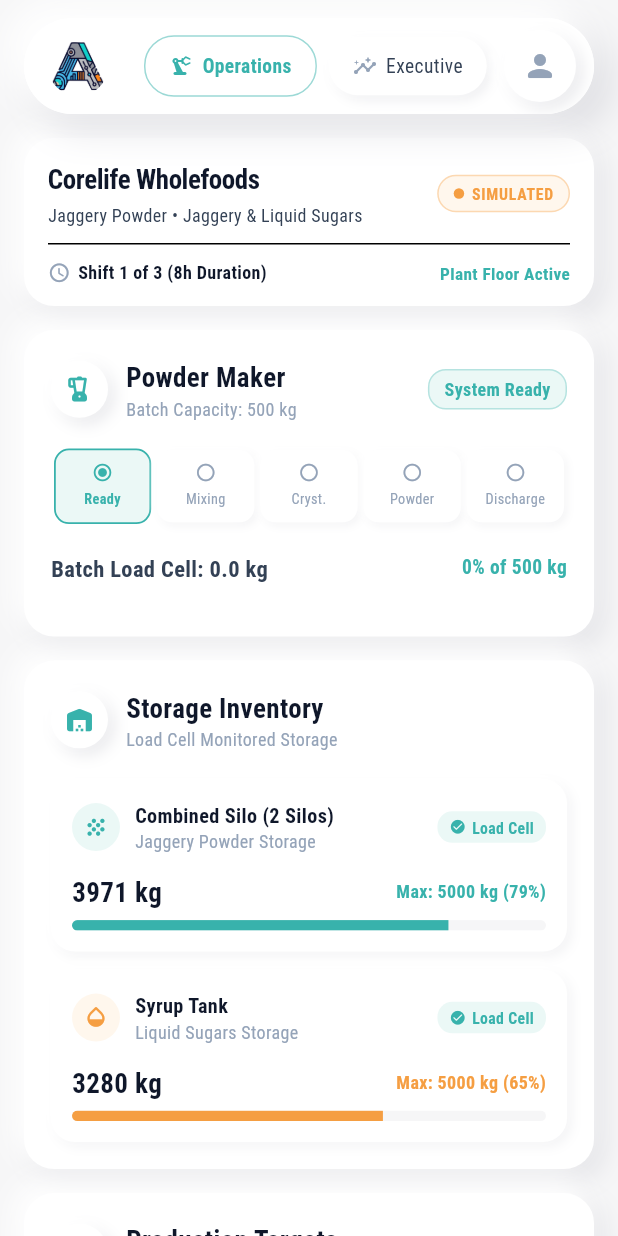
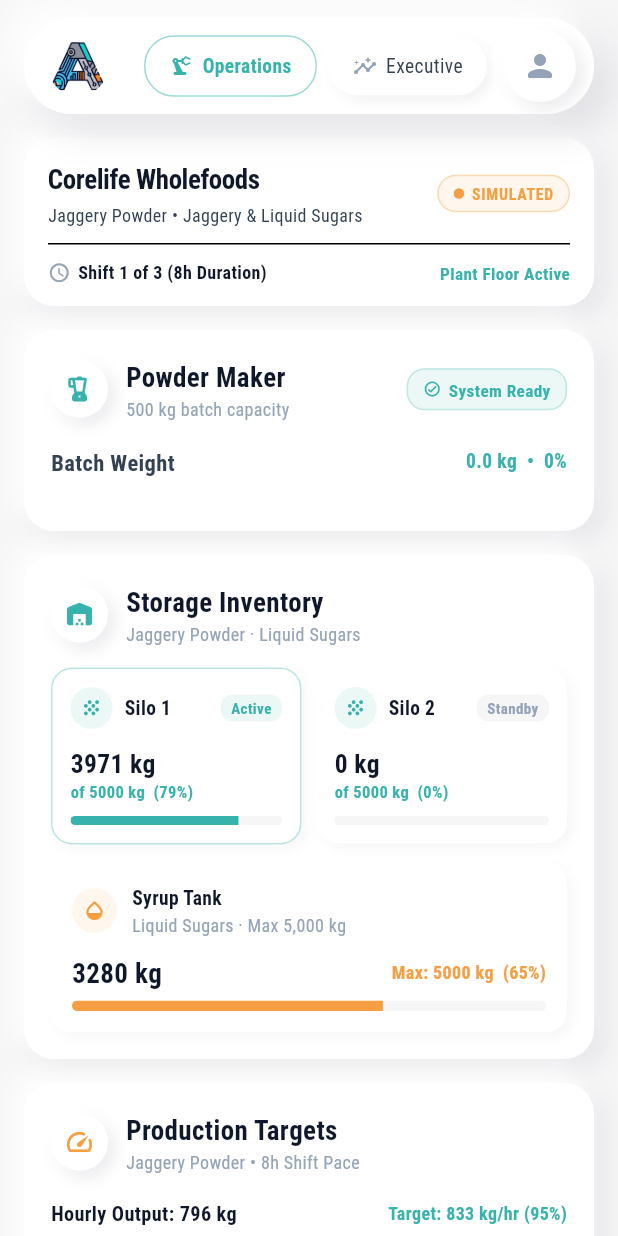
Before and after one commit to perfectmens/lokmangal, a Flutter app: the screen it shows after launch, on a phone screen of 412 x 824 dp. Run offline on Flutter 3.47's test engine with Material 3 defaults, Android fonts, the phone set to English and light mode, and no system bars; our stand-ins replace open_filex, package_info_plus, shared_preferences; network calls fail; project files that could hold a hidden picture were left out.

Commit message:
feat: v0.0.5 - simplified powder maker, dual silo logic, remove portfolio mix

```diff
--- a/lib/features/telemetry/models/telemetry_data.dart
+++ b/lib/features/telemetry/models/telemetry_data.dart
@@ -136,44 +136,56 @@
 }
 
 class StorageMetrics {
+  // Each silo holds max 5,000 kg. They alternate: Silo 1 fills first, then Silo 2.
   final int numberOfSilos;
-  final double combinedMaxCapacityKg;
-  final double combinedSilosKg;
-  final bool silosLoadCell;
+  final double siloMaxKg;          // per-silo capacity: 5,000 kg
+  final double silo1Kg;            // current weight in Silo 1
+  final double silo2Kg;            // current weight in Silo 2
   final double syrupTankMaxKg;
   final double syrupTankKg;
-  final bool syrupTankLoadCell;
 
   const StorageMetrics({
     required this.numberOfSilos,
-    required this.combinedMaxCapacityKg,
-    required this.combinedSilosKg,
-    required this.silosLoadCell,
+    required this.siloMaxKg,
+    required this.silo1Kg,
+    required this.silo2Kg,
     required this.syrupTankMaxKg,
     required this.syrupTankKg,
-    required this.syrupTankLoadCell,
   });
 
+  /// Combined weight across both silos
+  double get combinedSilosKg => silo1Kg + silo2Kg;
+
+  /// Total combined max (5,000 × 2 = 10,000 kg)
+  double get combinedMaxCapacityKg => siloMaxKg * numberOfSilos;
+
+  /// Which silo is currently active (filling)?
+  /// Silo 1 is active until full, then Silo 2 takes over.
+  int get activeSiloIndex => silo1Kg < siloMaxKg ? 1 : 2;
+
   factory StorageMetrics.fromJson(Map<String, dynamic> json) {
+    final siloMax = (json['silo_max_kg'] as num?)?.toDouble() ?? 5000.0;
+    // Support both new per-silo keys and legacy combined_silos_kg
+    final silo1 = (json['silo1_kg'] as num?)?.toDouble()
+        ?? (json['combined_silos_kg'] as num?)?.toDouble() ?? 3970.0;
+    final silo2 = (json['silo2_kg'] as num?)?.toDouble() ?? 0.0;
     return StorageMetrics(
       numberOfSilos: json['number_of_silos'] as int? ?? 2,
-      combinedMaxCapacityKg: (json['combined_max_capacity_kg'] as num?)?.toDouble() ?? 5000.0,
-      combinedSilosKg: (json['combined_silos_kg'] as num?)?.toDouble() ?? 3970.0,
-      silosLoadCell: json['silos_load_cell'] as bool? ?? true,
+      siloMaxKg: siloMax,
+      silo1Kg: silo1,
+      silo2Kg: silo2,
       syrupTankMaxKg: (json['syrup_tank_max_kg'] as num?)?.toDouble() ?? 5000.0,
       syrupTankKg: (json['syrup_tank_kg'] as num?)?.toDouble() ?? 3280.0,
-      syrupTankLoadCell: json['syrup_tank_load_cell'] as bool? ?? true,
     );
   }
 
   Map<String, dynamic> toJson() => {
         'number_of_silos': numberOfSilos,
-        'combined_max_capacity_kg': combinedMaxCapacityKg,
-        'combined_silos_kg': combinedSilosKg,
-        'silos_load_cell': silosLoadCell,
+        'silo_max_kg': siloMaxKg,
+        'silo1_kg': silo1Kg,
+        'silo2_kg': silo2Kg,
         'syrup_tank_max_kg': syrupTankMaxKg,
         'syrup_tank_kg': syrupTankKg,
-        'syrup_tank_load_cell': syrupTankLoadCell,
       };
 }
 
@@ -282,12 +294,11 @@
       ),
       storage: const StorageMetrics(
         numberOfSilos: 2,
-        combinedMaxCapacityKg: 5000.0,
-        combinedSilosKg: 3970.0,
-        silosLoadCell: true,
+        siloMaxKg: 5000.0,
+        silo1Kg: 3970.0,   // Silo 1 is active and filling
+        silo2Kg: 0.0,      // Silo 2 is empty and on standby
         syrupTankMaxKg: 5000.0,
         syrupTankKg: 3280.0,
-        syrupTankLoadCell: true,
       ),
       electricity: const ElectricityMetrics(
         hourlyMaxKwh: 134.0,
--- a/lib/features/telemetry/services/telemetry_service.dart
+++ b/lib/features/telemetry/services/telemetry_service.dart
@@ -126,12 +126,16 @@
       ),
       storage: StorageMetrics(
         numberOfSilos: 2,
-        combinedMaxCapacityKg: 5000.0,
-        combinedSilosKg: double.parse((prev.storage.combinedSilosKg + 0.2).clamp(0.0, 5000.0).toStringAsFixed(1)),
-        silosLoadCell: true,
+        siloMaxKg: 5000.0,
+        // Alternating silo logic: Silo 1 fills first; when full, Silo 2 takes over
+        silo1Kg: prev.storage.silo1Kg < 5000.0
+            ? double.parse((prev.storage.silo1Kg + 0.2).clamp(0.0, 5000.0).toStringAsFixed(1))
+            : 5000.0,
+        silo2Kg: prev.storage.silo1Kg >= 5000.0
+            ? double.parse((prev.storage.silo2Kg + 0.2).clamp(0.0, 5000.0).toStringAsFixed(1))
+            : prev.storage.silo2Kg,
         syrupTankMaxKg: 5000.0,
         syrupTankKg: double.parse((prev.storage.syrupTankKg - 0.1).clamp(0.0, 5000.0).toStringAsFixed(1)),
-        syrupTankLoadCell: true,
       ),
       electricity: ElectricityMetrics(
         hourlyMaxKwh: 134.0,
--- a/lib/features/telemetry/views/executive_page.dart
+++ b/lib/features/telemetry/views/executive_page.dart
@@ -4,7 +4,6 @@
 import '../viewmodels/telemetry_viewmodel.dart';
 import 'widgets/electricity_quota_card.dart';
 import 'widgets/plant_capacity_card.dart';
-import 'widgets/portfolio_mix_card.dart';
 
 class ExecutivePage extends StatelessWidget {
   const ExecutivePage({super.key});
@@ -33,8 +32,6 @@
             PlantCapacityCard(data: telemetry.production),
             const SizedBox(height: 16),
             ElectricityQuotaCard(data: telemetry.electricity),
-            const SizedBox(height: 16),
-            PortfolioMixCard(plant: telemetry.plant),
           ],
         ),
       ),
--- a/lib/features/telemetry/views/widgets/powder_maker_card.dart
+++ b/lib/features/telemetry/views/widgets/powder_maker_card.dart
@@ -38,53 +38,31 @@
                 ),
               ),
               const SizedBox(width: 12),
-              Expanded(
+              const Expanded(
                 child: Column(
                   crossAxisAlignment: CrossAxisAlignment.start,
                   children: [
-                    const Text('Powder Maker', style: AppTypography.heading2),
-                    Text(
-                      'Batch Capacity: ${data.batchCapacityKg.toInt()} kg',
-                      style: AppTypography.caption,
-                    ),
+                    Text('Powder Maker', style: AppTypography.heading2),
+                    Text('500 kg batch capacity', style: AppTypography.caption),
                   ],
                 ),
               ),
-              Container(
-                padding: const EdgeInsets.symmetric(horizontal: 10, vertical: 4),
-                decoration: BoxDecoration(
-                  color: AppColors.tealLight,
-                  borderRadius: BorderRadius.circular(12),
-                  border: Border.all(color: AppColors.teal.withValues(alpha: 0.3)),
-                ),
-                child: Text(
-                  data.status.displayName,
-                  style: const TextStyle(
-                    color: AppColors.teal,
-                    fontWeight: FontWeight.bold,
-                    fontSize: 12,
-                  ),
-                ),
-              ),
+              // Current Status Badge (single, clear)
+              _StatusBadge(status: data.status),
             ],
           ),
-          const SizedBox(height: 18),
+          const SizedBox(height: 16),
 
-          // 5-Stage Horizontal Flow Stepper
-          _buildStageStepper(),
-
-          const SizedBox(height: 18),
-
-          // Batch Weight & Load Cell Scale
+          // Batch Weight Row
           Row(
             mainAxisAlignment: MainAxisAlignment.spaceBetween,
             children: [
               Text(
-                'Batch Load Cell: ${data.batchCurrentKg.toStringAsFixed(1)} kg',
-                style: AppTypography.subtitle.copyWith(fontWeight: FontWeight.bold),
+                'Batch Weight',
+                style: AppTypography.subtitle.copyWith(fontWeight: FontWeight.w600),
               ),
               Text(
-                '$pctInt% of 500 kg',
+                '${data.batchCurrentKg.toStringAsFixed(1)} kg  •  $pctInt%',
                 style: const TextStyle(
                   color: AppColors.teal,
                   fontWeight: FontWeight.w700,
@@ -118,108 +96,69 @@
       ),
     );
   }
-
-  Widget _buildStageStepper() {
-    final stages = PowderMakerStatus.values;
-    final int activeIndex = stages.indexOf(data.status);
-
-    return LayoutBuilder(
-      builder: (context, constraints) {
-        return Row(
-          mainAxisAlignment: MainAxisAlignment.spaceBetween,
-          children: List.generate(stages.length, (index) {
-            final stage = stages[index];
-            final bool isPassed = index < activeIndex;
-            final bool isCurrent = index == activeIndex;
-
-            Color bgColor;
-            Color textColor;
-            List<BoxShadow> shadows;
-
-            if (isCurrent) {
-              bgColor = AppColors.tealLight;
-              textColor = AppColors.teal;
-              shadows = [];
-            } else if (isPassed) {
-              bgColor = AppColors.surface;
-              textColor = AppColors.teal;
-              shadows = [];
-            } else {
-              bgColor = AppColors.surface;
-              textColor = AppColors.textMuted;
-              shadows = const [
-                BoxShadow(
-                  color: Color(0x0C0A0D2F),
-                  offset: Offset(2, 2),
-                  blurRadius: 4,
-                ),
-                BoxShadow(
-                  color: Colors.white,
-                  offset: Offset(-2, -2),
-                  blurRadius: 4,
-                ),
-              ];
 }
 
-            return Expanded(
-              child: Padding(
-                padding: const EdgeInsets.symmetric(horizontal: 2.0),
-                child: Container(
-                  padding: const EdgeInsets.symmetric(vertical: 8.0, horizontal: 2.0),
+class _StatusBadge extends StatelessWidget {
+  final PowderMakerStatus status;
+
+  const _StatusBadge({required this.status});
+
+  @override
+  Widget build(BuildContext context) {
+    final Color bg;
+    final Color fg;
+    final IconData icon;
+
+    switch (status) {
+      case PowderMakerStatus.systemReady:
+        bg = AppColors.tealLight;
+        fg = AppColors.teal;
+        icon = Icons.check_circle_outline_rounded;
+        break;
+      case PowderMakerStatus.mixing:
+        bg = AppColors.orangeLight;
+        fg = AppColors.orange;
+        icon = Icons.loop_rounded;
+        break;
+      case PowderMakerStatus.crystallization:
+        bg = const Color(0xFFEEF2FF);
+        fg = const Color(0xFF6366F1);
+        icon = Icons.ac_unit_rounded;
+        break;
+      case PowderMakerStatus.powderMaking:
+        bg = AppColors.tealLight;
+        fg = AppColors.teal;
+        icon = Icons.grain_rounded;
+        break;
+      case PowderMakerStatus.discharge:
+        bg = AppColors.orangeLight;
+        fg = AppColors.orange;
+        icon = Icons.download_rounded;
+        break;
+    }
+
+    return Container(
+      padding: const EdgeInsets.symmetric(horizontal: 10, vertical: 5),
       decoration: BoxDecoration(
-                    color: bgColor,
-                    borderRadius: BorderRadius.circular(10),
-                    border: isCurrent
-                        ? Border.all(color: AppColors.teal, width: 1.2)
-                        : null,
-                    boxShadow: shadows,
+        color: bg,
+        borderRadius: BorderRadius.circular(12),
+        border: Border.all(color: fg.withValues(alpha: 0.25)),
       ),
-                  child: Column(
+      child: Row(
+        mainAxisSize: MainAxisSize.min,
         children: [
-                      Icon(
-                        isPassed
-                            ? Icons.check_circle_rounded
-                            : isCurrent
-                                ? Icons.radio_button_checked_rounded
-                                : Icons.radio_button_unchecked_rounded,
-                        size: 14,
-                        color: textColor,
-                      ),
-                      const SizedBox(height: 4),
+          Icon(icon, size: 12, color: fg),
+          const SizedBox(width: 5),
           Text(
-                        _stageShortName(stage),
-                        textAlign: TextAlign.center,
-                        maxLines: 1,
-                        overflow: TextOverflow.ellipsis,
+            status.displayName,
             style: TextStyle(
-                          fontSize: 9.5,
-                          fontWeight: isCurrent ? FontWeight.bold : FontWeight.w500,
-                          color: textColor,
+              color: fg,
+              fontWeight: FontWeight.bold,
+              fontSize: 11.5,
             ),
           ),
         ],
       ),
-                ),
-              ),
-            );
-          }),
-        );
-      },
     );
   }
-
-  static String _stageShortName(PowderMakerStatus s) {
-    switch (s) {
-      case PowderMakerStatus.systemReady:
-        return 'Ready';
-      case PowderMakerStatus.mixing:
-        return 'Mixing';
-      case PowderMakerStatus.crystallization:
-        return 'Cryst.';
-      case PowderMakerStatus.powderMaking:
-        return 'Powder';
-      case PowderMakerStatus.discharge:
-        return 'Discharge';
 }
-  }
-}
--- a/lib/features/telemetry/views/widgets/storage_inventory_card.dart
+++ b/lib/features/telemetry/views/widgets/storage_inventory_card.dart
@@ -12,7 +12,6 @@
 
   @override
   Widget build(BuildContext context) {
-    final double combinedPct = (data.combinedSilosKg / data.combinedMaxCapacityKg).clamp(0.0, 1.0);
     final double syrupPct = (data.syrupTankKg / data.syrupTankMaxKg).clamp(0.0, 1.0);
 
     return NeumorphicCard(
@@ -43,43 +42,141 @@
                   crossAxisAlignment: CrossAxisAlignment.start,
                   children: [
                     Text('Storage Inventory', style: AppTypography.heading2),
-                    Text(
-                      'Load Cell Monitored Storage',
-                      style: AppTypography.caption,
-                    ),
+                    Text('Jaggery Powder · Liquid Sugars', style: AppTypography.caption),
                   ],
                 ),
               ),
             ],
           ),
-          const SizedBox(height: 18),
+          const SizedBox(height: 14),
 
-          // 1. Combined Silo (2 Silos) Card
-          _buildStorageUnit(
-            title: 'Combined Silo (${data.numberOfSilos} Silos)',
-            subtitle: 'Jaggery Powder Storage',
-            weightKg: data.combinedSilosKg,
-            maxKg: data.combinedMaxCapacityKg,
-            pct: combinedPct,
-            hasLoadCell: data.silosLoadCell,
-            icon: Icons.grain_rounded,
-            accentColor: AppColors.teal,
-            bgColor: AppColors.tealLight,
+          // Silo 1 & Silo 2 side-by-side
+          Row(
+            children: [
+              Expanded(
+                child: _buildSiloUnit(
+                  label: 'Silo 1',
+                  currentKg: data.silo1Kg,
+                  maxKg: data.siloMaxKg,
+                  isActive: data.activeSiloIndex == 1,
+                ),
+              ),
+              const SizedBox(width: 10),
+              Expanded(
+                child: _buildSiloUnit(
+                  label: 'Silo 2',
+                  currentKg: data.silo2Kg,
+                  maxKg: data.siloMaxKg,
+                  isActive: data.activeSiloIndex == 2,
+                ),
+              ),
+            ],
           ),
 
           const SizedBox(height: 12),
 
-          // 2. Syrup Tank (Liquid Sugars) Card
+          // Syrup Tank full-width
           _buildStorageUnit(
             title: 'Syrup Tank',
-            subtitle: 'Liquid Sugars Storage',
+            subtitle: 'Liquid Sugars · Max 5,000 kg',
             weightKg: data.syrupTankKg,
             maxKg: data.syrupTankMaxKg,
             pct: syrupPct,
-            hasLoadCell: data.syrupTankLoadCell,
             icon: Icons.opacity_rounded,
             accentColor: AppColors.orange,
             bgColor: AppColors.orangeLight,
+          ),
+        ],
+      ),
+    );
+  }
+
+  Widget _buildSiloUnit({
+    required String label,
+    required double currentKg,
+    required double maxKg,
+    required bool isActive,
+  }) {
+    final double pct = (currentKg / maxKg).clamp(0.0, 1.0);
+    final int pctInt = (pct * 100).toInt();
+    final Color accent = AppColors.teal;
+    final Color bg = AppColors.tealLight;
+
+    return Container(
+      padding: const EdgeInsets.all(12.0),
+      decoration: BoxDecoration(
+        color: AppColors.surface,
+        borderRadius: BorderRadius.circular(14),
+        border: isActive
+            ? Border.all(color: accent.withValues(alpha: 0.35), width: 1.0)
+            : null,
+        boxShadow: const [
+          BoxShadow(color: Color(0x0A0A0D2F), offset: Offset(3, 3), blurRadius: 6),
+          BoxShadow(color: Colors.white, offset: Offset(-3, -3), blurRadius: 6),
+        ],
+      ),
+      child: Column(
+        crossAxisAlignment: CrossAxisAlignment.start,
+        children: [
+          Row(
+            children: [
+              Container(
+                width: 28,
+                height: 28,
+                decoration: BoxDecoration(shape: BoxShape.circle, color: bg),
+                child: Icon(Icons.grain_rounded, color: accent, size: 15),
+              ),
+              const SizedBox(width: 8),
+              Expanded(
+                child: Text(
+                  label,
+                  style: const TextStyle(
+                    fontSize: 13,
+                    fontWeight: FontWeight.bold,
+                    color: AppColors.textPrimary,
+                  ),
+                ),
+              ),
+              // Active / Standby tag
+              Container(
+                padding: const EdgeInsets.symmetric(horizontal: 7, vertical: 2),
+                decoration: BoxDecoration(
+                  color: isActive ? bg : AppColors.background,
+                  borderRadius: BorderRadius.circular(8),
+                ),
+                child: Text(
+                  isActive ? 'Active' : 'Standby',
+                  style: TextStyle(
+                    fontSize: 10,
+                    fontWeight: FontWeight.bold,
+                    color: isActive ? accent : AppColors.textMuted,
+                  ),
+                ),
+              ),
+            ],
+          ),
+          const SizedBox(height: 10),
+          Text(
+            '${currentKg.toStringAsFixed(0)} kg',
+            style: const TextStyle(
+              fontSize: 17,
+              fontWeight: FontWeight.w800,
+              color: AppColors.textPrimary,
+            ),
+          ),
+          Text(
+            'of ${maxKg.toInt()} kg  ($pctInt%)',
+            style: TextStyle(fontSize: 11, color: accent, fontWeight: FontWeight.w600),
+          ),
+          const SizedBox(height: 8),
+          ClipRRect(
+            borderRadius: BorderRadius.circular(4),
+            child: LinearProgressIndicator(
+              value: pct,
+              backgroundColor: AppColors.background,
+              valueColor: AlwaysStoppedAnimation<Color>(accent),
+              minHeight: 6,
+            ),
           ),
         ],
       ),
@@ -92,7 +189,6 @@
     required double weightKg,
     required double maxKg,
     required double pct,
-    required bool hasLoadCell,
     required IconData icon,
     required Color accentColor,
     required Color bgColor,
@@ -101,18 +197,10 @@
       padding: const EdgeInsets.all(14.0),
       decoration: BoxDecoration(
         color: AppColors.surface,
-        borderRadius: BorderRadius.circular(16),
+        borderRadius: BorderRadius.circular(14),
         boxShadow: const [
-          BoxShadow(
-            color: Color(0x0C0A0D2F),
-            offset: Offset(3, 3),
-            blurRadius: 6,
-          ),
-          BoxShadow(
-            color: Colors.white,
-            offset: Offset(-3, -3),
-            blurRadius: 6,
-          ),
+          BoxShadow(color: Color(0x0A0A0D2F), offset: Offset(3, 3), blurRadius: 6),
+          BoxShadow(color: Colors.white, offset: Offset(-3, -3), blurRadius: 6),
         ],
       ),
       child: Column(
@@ -121,75 +209,37 @@
           Row(
             children: [
               Container(
-                width: 32,
-                height: 32,
-                decoration: BoxDecoration(
-                  shape: BoxShape.circle,
-                  color: bgColor,
-                ),
-                child: Icon(icon, color: accentColor, size: 17),
+                width: 30,
+                height: 30,
+                decoration: BoxDecoration(shape: BoxShape.circle, color: bgColor),
+                child: Icon(icon, color: accentColor, size: 16),
               ),
               const SizedBox(width: 10),
               Expanded(
                 child: Column(
                   crossAxisAlignment: CrossAxisAlignment.start,
                   children: [
-                    Text(
-                      title,
-                      style: const TextStyle(
-                        fontSize: 13.5,
-                        fontWeight: FontWeight.bold,
-                        color: AppColors.textPrimary,
-                      ),
-                    ),
+                    Text(title,
+                        style: const TextStyle(
+                            fontSize: 13, fontWeight: FontWeight.bold, color: AppColors.textPrimary)),
                     Text(subtitle, style: AppTypography.caption),
                   ],
                 ),
               ),
-              if (hasLoadCell)
-                Container(
-                  padding: const EdgeInsets.symmetric(horizontal: 8, vertical: 3),
-                  decoration: BoxDecoration(
-                    color: AppColors.tealLight,
-                    borderRadius: BorderRadius.circular(10),
-                  ),
-                  child: const Row(
-                    mainAxisSize: MainAxisSize.min,
-                    children: [
-                      Icon(Icons.check_circle_rounded, size: 11, color: AppColors.teal),
-                      SizedBox(width: 4),
-                      Text(
-                        'Load Cell',
-                        style: TextStyle(
-                          color: AppColors.teal,
-                          fontSize: 10.5,
-                          fontWeight: FontWeight.bold,
-                        ),
-                      ),
-                    ],
-                  ),
-                ),
             ],
           ),
-          const SizedBox(height: 12),
+          const SizedBox(height: 10),
           Row(
             mainAxisAlignment: MainAxisAlignment.spaceBetween,
             children: [
               Text(
                 '${weightKg.toStringAsFixed(0)} kg',
                 style: const TextStyle(
-                  fontSize: 18,
-                  fontWeight: FontWeight.w800,
-                  color: AppColors.textPrimary,
-                ),
+                    fontSize: 18, fontWeight: FontWeight.w800, color: AppColors.textPrimary),
               ),
               Text(
-                'Max: ${maxKg.toInt()} kg (${(pct * 100).toInt()}%)',
-                style: TextStyle(
-                  fontSize: 12,
-                  fontWeight: FontWeight.w600,
-                  color: accentColor,
-                ),
+                'Max: ${maxKg.toInt()} kg  (${(pct * 100).toInt()}%)',
+                style: TextStyle(fontSize: 12, fontWeight: FontWeight.w600, color: accentColor),
               ),
             ],
           ),
--- a/pubspec.yaml
+++ b/pubspec.yaml
@@ -16,7 +16,7 @@
 # https://developer.apple.com/library/archive/documentation/General/Reference/InfoPlistKeyReference/Articles/CoreFoundationKeys.html
 # In Windows, build-name is used as the major, minor, and patch parts
 # of the product and file versions while build-number is used as the build suffix.
-version: 0.0.4+4
+version: 0.0.5+5
 
 environment:
   sdk: ^3.13.1
```
Lines whose indentation alone changed are shown as unchanged.
